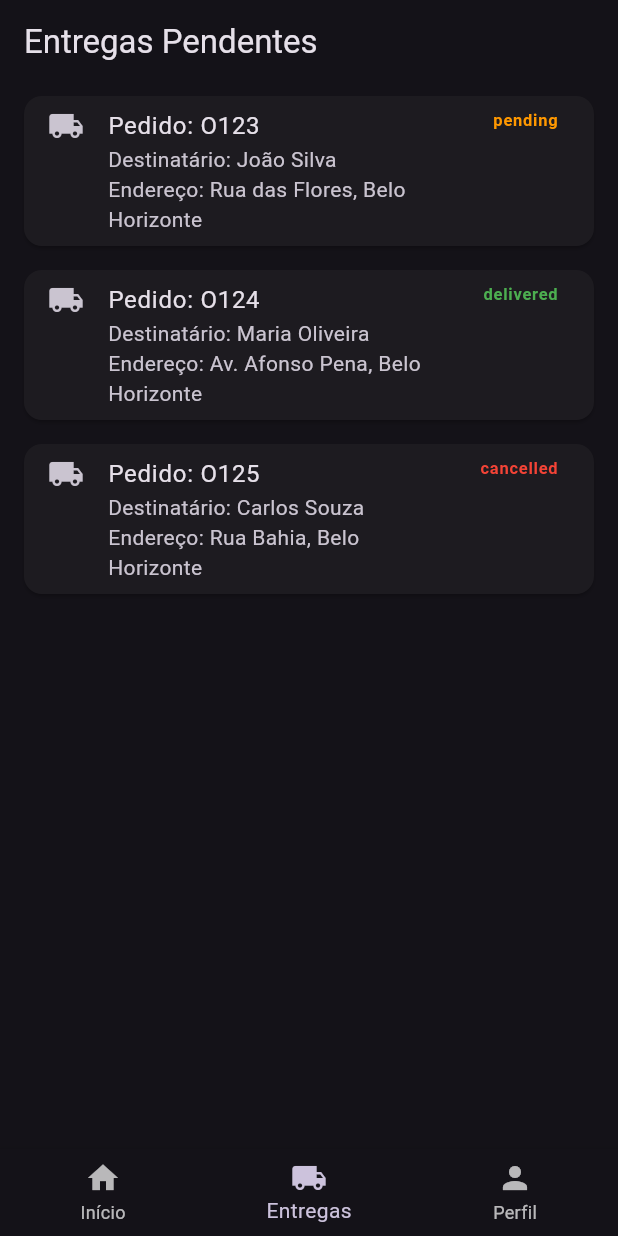
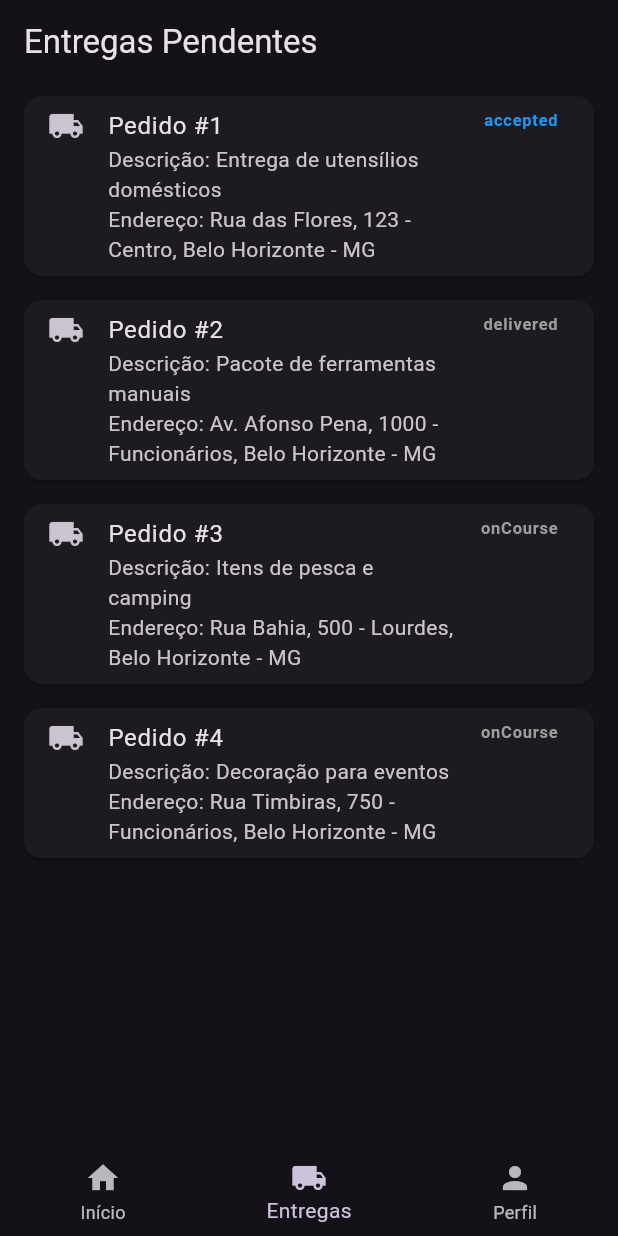
Before and after one commit to lucaazalim/ldamd-tracky, a Flutter app: the screen it shows after launch, after a tap on "Login", on a phone screen of 412 x 824 dp. Run offline on Flutter 3.47's test engine with Material 3 defaults, Android fonts, the phone set to English and light mode, and no system bars; our stand-ins replace geolocator, shared_preferences; network calls fail.

Commit message:
fix: correct data model and adjust screens accordingly
#5

```diff
--- a/code/mobile/lib/main.dart
+++ b/code/mobile/lib/main.dart
@@ -1,6 +1,6 @@
 import 'package:flutter/material.dart';
 import 'package:flutter/services.dart';
-import 'package:mobile/modules/driver/screens/delivery_details_page.dart';
+import 'package:mobile/modules/driver/screens/order_details_page.dart';
 import 'package:shared_preferences/shared_preferences.dart';
 import 'package:provider/provider.dart';
 import 'theme_provider.dart';
@@ -9,7 +9,7 @@ import 'modules/client/order_history_page.dart';
 import 'modules/client/notifications_page.dart';
 import 'modules/common/login_page.dart';
 import 'modules/common/settings_page.dart';
-import 'modules/driver/screens/pending_deliveries_page.dart';
+import 'modules/driver/screens/pending_orders_page.dart';
 
 void main() {
   WidgetsFlutterBinding.ensureInitialized();
@@ -49,8 +49,8 @@ class MyApp extends StatelessWidget {
         '/order-history': (context) => const OrderHistoryPage(),
         '/notifications': (context) => const NotificationsPage(),
         '/settings': (context) => const SettingsPage(),
-        '/driver/pending-deliveries': (context) => PendingDeliveriesScreen(),
-        '/driver/delivery/details': (context) => DeliveryDetailsScreen()
+        '/driver/pending-deliveries': (context) => PendingOrdersScreen(),
+        '/driver/order/details': (context) => OrderDetailsScreen()
       },
     );
   }
--- a/code/mobile/lib/modules/common/data/address.dart
+++ /dev/null
@@ -1,26 +0,0 @@
-class Address {
-  final String street;
-  final String number;
-  final String district;
-  final String city;
-  final String state;
-  final String zipCode;
-  final double latitude;
-  final double longitude;
-
-  Address({
-    required this.street,
-    required this.number,
-    required this.district,
-    required this.city,
-    required this.state,
-    required this.zipCode,
-    required this.latitude,
-    required this.longitude,
-  });
-
-  @override
-  String toString() {
-    return '$street, $number - $district, $city - $state, $zipCode';
-  }
-}
--- a/code/mobile/lib/modules/common/data/delivery.dart
+++ /dev/null
@@ -1,21 +0,0 @@
-import 'package:mobile/modules/common/data/address.dart';
-
-class Delivery {
-  final String deliveryId;
-  final String orderId;
-  final String driverId;
-  final String recipientName;
-  final Address address;
-  final DateTime deliveryDate;
-  final String status;
-
-  Delivery({
-    required this.deliveryId,
-    required this.orderId,
-    required this.driverId,
-    required this.recipientName,
-    required this.address,
-    required this.deliveryDate,
-    required this.status,
-  });
-}
--- /dev/null
+++ b/code/mobile/lib/modules/common/data/enum/order_status.dart
@@ -0,0 +1,23 @@
+enum OrderStatus {
+  pending,
+  accepted,
+  onCourse,
+  delivered;
+
+  factory OrderStatus.fromString(String value) {
+    switch (value.toUpperCase()) {
+      case 'PENDING':
+        return OrderStatus.pending;
+      case 'ACCEPTED':
+        return OrderStatus.accepted;
+      case 'ON_COURSE':
+        return OrderStatus.onCourse;
+      case 'DELIVERED':
+        return OrderStatus.delivered;
+      default:
+        throw ArgumentError('Invalid status: $value');
+    }
+  }
+
+  String toJson() => name.toUpperCase();
+}
--- /dev/null
+++ b/code/mobile/lib/modules/common/data/order.dart
@@ -0,0 +1,45 @@
+import 'package:mobile/modules/common/data/enum/order_status.dart';
+
+class Order {
+  final int id;
+  final int customerId;
+  final int driverId;
+  final OrderStatus status;
+  final String address;
+  final String description;
+  final String imageUrl;
+
+  Order({
+    required this.id,
+    required this.customerId,
+    required this.driverId,
+    required this.status,
+    required this.address,
+    required this.description,
+    required this.imageUrl,
+  });
+
+  factory Order.fromJson(Map<String, dynamic> json) {
+    return Order(
+      id: json['id'],
+      customerId: json['costumer_id'],
+      driverId: json['driver_id'],
+      status: OrderStatus.fromString(json['status']),
+      address: json['address'],
+      description: json['description'],
+      imageUrl: json['image_url'],
+    );
+  }
+
+  Map<String, dynamic> toJson() {
+    return {
+      'id': id,
+      'costumer_id': customerId,
+      'driver_id': driverId,
+      'status': status.toJson(),
+      'address': address,
+      'description': description,
+      'image_url': imageUrl,
+    };
+  }
+}
--- a/code/mobile/lib/modules/driver/common/delivery_card.dart
+++ b/code/mobile/lib/modules/driver/common/order_card.dart
@@ -1,10 +1,10 @@
 import 'package:flutter/material.dart';
-import 'package:mobile/modules/common/data/delivery.dart';
+import 'package:mobile/modules/common/data/order.dart';
 
-class DeliveryCard extends StatelessWidget {
-  final Delivery delivery;
+class OrderCard extends StatelessWidget {
+  final Order order;
 
-  const DeliveryCard({super.key, required this.delivery});
+  const OrderCard({super.key, required this.order});
 
   @override
   Widget build(BuildContext context) {
@@ -12,15 +12,15 @@ class DeliveryCard extends StatelessWidget {
       margin: const EdgeInsets.symmetric(horizontal: 16, vertical: 8),
       child: ListTile(
         leading: const Icon(Icons.local_shipping),
-        title: Text('Pedido: ${delivery.orderId}'),
+        title: Text('Pedido #${order.id}'),
         subtitle: Text(
-          'Destinatário: ${delivery.recipientName}\n'
-              'Endereço: ${delivery.address.street}, ${delivery.address.city}',
+          'Descrição: ${order.description}\n'
+              'Endereço: ${order.address}',
         ),
         trailing: Text(
-          delivery.status,
+          order.status.name,
           style: TextStyle(
-            color: _statusColor(delivery.status),
+            color: _statusColor(order.status.name),
             fontWeight: FontWeight.bold,
           ),
         ),
@@ -28,8 +28,8 @@ class DeliveryCard extends StatelessWidget {
         onTap: () {
           Navigator.pushNamed(
             context,
-            '/driver/delivery/details',
-            arguments: delivery,
+            '/driver/order/details',
+            arguments: order,
           );
         },
       ),
@@ -37,13 +37,15 @@ class DeliveryCard extends StatelessWidget {
   }
 
   Color _statusColor(String status) {
-    switch (status.toLowerCase()) {
-      case 'pending':
+    switch (status.toUpperCase()) {
+      case 'PENDING':
         return Colors.orange;
-      case 'delivered':
+      case 'ACCEPTED':
+        return Colors.blue;
+      case 'ON_COURSE':
+        return Colors.purple;
+      case 'DELIVERIED':
         return Colors.green;
-      case 'cancelled':
-        return Colors.red;
       default:
         return Colors.grey;
     }
--- a/code/mobile/lib/modules/driver/screens/pending_deliveries_page.dart
+++ /dev/null
@@ -1,102 +0,0 @@
-import 'package:flutter/material.dart';
-import 'package:mobile/modules/common/data/address.dart';
-import 'package:mobile/modules/common/data/delivery.dart';
-import 'package:mobile/modules/driver/common/bottom_bar.dart';
-import 'package:mobile/modules/driver/common/delivery_card.dart';
-
-class PendingDeliveriesScreen extends StatelessWidget {
-  const PendingDeliveriesScreen({super.key});
-
-  @override
-  Widget build(BuildContext context) {
-    return WillPopScope(
-      onWillPop: () async => false, // Impede voltar
-      child: Scaffold(
-        appBar: AppBar(
-          title: const Text('Entregas Pendentes'),
-          automaticallyImplyLeading: false, // Remove botão de voltar da AppBar
-        ),
-        body: mockDeliveries.isEmpty
-            ? const Center(child: Text('Nenhuma entrega pendente.'))
-            : ListView.builder(
-          itemCount: mockDeliveries.length,
-          itemBuilder: (context, index) {
-            final delivery = mockDeliveries[index];
-            return DeliveryCard(delivery: delivery);
-          },
-        ),
-        bottomNavigationBar: BottomNavBar(currentIndex: 1),
-      ),
-    );
-  }
-
-  Color _statusColor(String status) {
-    switch (status.toLowerCase()) {
-      case 'pending':
-        return Colors.orange;
-      case 'delivered':
-        return Colors.green;
-      case 'cancelled':
-        return Colors.red;
-      default:
-        return Colors.grey;
-    }
-  }
-}
-
-final List<Delivery> mockDeliveries = [
-  Delivery(
-    deliveryId: 'D001',
-    orderId: 'O123',
-    driverId: 'DR001',
-    recipientName: 'João Silva',
-    address: Address(
-      street: 'Rua das Flores',
-      number: '123',
-      district: 'Centro',
-      city: 'Belo Horizonte',
-      state: 'MG',
-      zipCode: '30130-000',
-      latitude: -19.9208,
-      longitude: -43.9378,
-    ),
-    deliveryDate: DateTime.now(),
-    status: 'pending',
-  ),
-  Delivery(
-    deliveryId: 'D002',
-    orderId: 'O124',
-    driverId: 'DR001',
-    recipientName: 'Maria Oliveira',
-    address: Address(
-      street: 'Av. Afonso Pena',
-      number: '1000',
-      district: 'Funcionários',
-      city: 'Belo Horizonte',
-      state: 'MG',
-      zipCode: '30130-003',
-      latitude: -19.9245,
-      longitude: -43.9352,
-    ),
-    deliveryDate: DateTime.now().add(const Duration(days: 1)),
-    status: 'delivered',
-  ),
-  Delivery(
-    deliveryId: 'D003',
-    orderId: 'O125',
-    driverId: 'DR001',
-    recipientName: 'Carlos Souza',
-    address: Address(
-      street: 'Rua Bahia',
-      number: '500',
-      district: 'Lourdes',
-      city: 'Belo Horizonte',
-      state: 'MG',
-      zipCode: '30160-010',
-      latitude: -19.9281,
-      longitude: -43.9411,
-    ),
-    deliveryDate: DateTime.now().add(const Duration(days: 2)),
-    status: 'cancelled',
-  ),
-];
--- /dev/null
+++ b/code/mobile/lib/modules/driver/screens/pending_orders_page.dart
@@ -0,0 +1,86 @@
+import 'package:flutter/material.dart';
+import 'package:mobile/modules/common/data/enum/order_status.dart';
+import 'package:mobile/modules/common/data/order.dart';
+import 'package:mobile/modules/common/data/location.dart';
+import 'package:mobile/modules/driver/common/bottom_bar.dart';
+import 'package:mobile/modules/driver/common/order_card.dart';
+
+class PendingOrdersScreen extends StatelessWidget {
+  const PendingOrdersScreen({super.key});
+
+  @override
+  Widget build(BuildContext context) {
+    return WillPopScope(
+      onWillPop: () async => false, // Impede voltar
+      child: Scaffold(
+        appBar: AppBar(
+          title: const Text('Entregas Pendentes'),
+          automaticallyImplyLeading: false, // Remove botão de voltar da AppBar
+        ),
+        body: mockOrders.isEmpty
+            ? const Center(child: Text('Nenhuma entrega pendente.'))
+            : ListView.builder(
+          itemCount: mockOrders.length,
+          itemBuilder: (context, index) {
+            final order = mockOrders[index];
+            return OrderCard(order: order);
+          },
+        ),
+        bottomNavigationBar: BottomNavBar(currentIndex: 1),
+      ),
+    );
+  }
+
+  Color _statusColor(String status) {
+    switch (status.toLowerCase()) {
+      case 'pending':
+        return Colors.orange;
+      case 'delivered':
+        return Colors.green;
+      case 'cancelled':
+        return Colors.red;
+      default:
+        return Colors.grey;
+    }
+  }
+}
+
+
+final List<Order> mockOrders = [
+  Order(
+    id: 1,
+    customerId: 101,
+    driverId: 201,
+    status: OrderStatus.accepted,
+    address: 'Rua das Flores, 123 - Centro, Belo Horizonte - MG',
+    description: 'Entrega de utensílios domésticos',
+    imageUrl: 'https://example.com/images/order1.png',
+  ),
+  Order(
+    id: 2,
+    customerId: 102,
+    driverId: 201,
+    status: OrderStatus.delivered,
+    address: 'Av. Afonso Pena, 1000 - Funcionários, Belo Horizonte - MG',
+    description: 'Pacote de ferramentas manuais',
+    imageUrl: 'https://example.com/images/order2.png',
+  ),
+  Order(
+    id: 3,
+    customerId: 103,
+    driverId: 201,
+    status: OrderStatus.onCourse,
+    address: 'Rua Bahia, 500 - Lourdes, Belo Horizonte - MG',
+    description: 'Itens de pesca e camping',
+    imageUrl: 'https://example.com/images/order3.png',
+  ),
+  Order(
+    id: 4,
+    customerId: 104,
+    driverId: 202,
+    status: OrderStatus.onCourse,
+    address: 'Rua Timbiras, 750 - Funcionários, Belo Horizonte - MG',
+    description: 'Decoração para eventos',
+    imageUrl: 'https://example.com/images/order4.png',
+  ),
+];
```
Also changed, not shown: code/mobile/lib/modules/common/data/enum/user_type.dart (added, +24 -0 lines), code/mobile/lib/modules/common/data/location.dart (added, +31 -0 lines), code/mobile/lib/modules/common/data/user.dart (added, +33 -0 lines), code/mobile/lib/modules/driver/screens/order_details_page.dart (renamed from code/mobile/lib/modules/driver/screens/delivery_details_page.dart, +26 -13 lines), code/mobile/lib/modules/common/data/notification_preference.dart (added).
